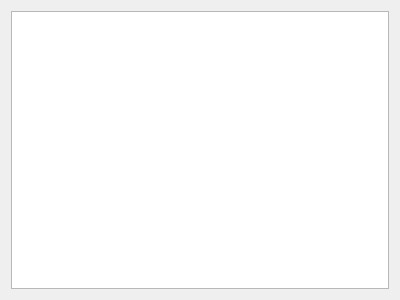
The window that src/programcounter.ui (FizzyGalacticus/gbdynbintrans) describes before a commit, drawn with Qt 5.
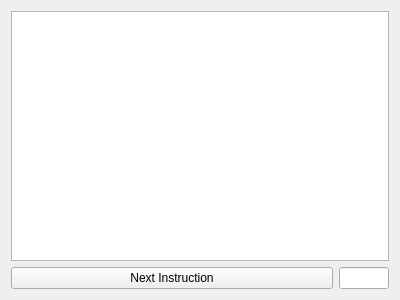
The same window after the commit.

Commit message: Got spacing and coloring to work in programcounter, added button to increment program counter, and lineedit to eventually set program counter to arbitrary values.

Patch:
```diff
--- a/src/programcounter.ui
+++ b/src/programcounter.ui
@@ -17,12 +17,46 @@
    <item row="0" column="0">
     <layout class="QVBoxLayout" name="verticalLayout">
      <item>
-      <widget class="QTextEdit" name="textEdit">
-       <property name="readOnly">
-        <bool>true</bool>
+      <widget class="QTextBrowser" name="textBrowser">
+       <property name="lineWrapMode">
+        <enum>QTextEdit::FixedColumnWidth</enum>
+       </property>
+       <property name="lineWrapColumnOrWidth">
+        <number>12</number>
+       </property>
+       <property name="html">
+        <string>&lt;!DOCTYPE HTML PUBLIC &quot;-//W3C//DTD HTML 4.0//EN&quot; &quot;http://www.w3.org/TR/REC-html40/strict.dtd&quot;&gt;
+&lt;html&gt;&lt;head&gt;&lt;meta name=&quot;qrichtext&quot; content=&quot;1&quot; /&gt;&lt;style type=&quot;text/css&quot;&gt;
+p, li { white-space: pre-wrap; }
+&lt;/style&gt;&lt;/head&gt;&lt;body style=&quot; font-family:'MS Shell Dlg 2'; font-size:8.25pt; font-weight:400; font-style:normal;&quot;&gt;
+&lt;p style=&quot;-qt-paragraph-type:empty; margin-top:0px; margin-bottom:0px; margin-left:0px; margin-right:0px; -qt-block-indent:0; text-indent:0px;&quot;&gt;&lt;br /&gt;&lt;/p&gt;&lt;/body&gt;&lt;/html&gt;</string>
        </property>
       </widget>
      </item>
+     <item>
+      <layout class="QHBoxLayout" name="horizontalLayout">
+       <item>
+        <widget class="QPushButton" name="nextInstructionButton">
+         <property name="text">
+          <string>Next Instruction</string>
+         </property>
+        </widget>
+       </item>
+       <item>
+        <widget class="QLineEdit" name="programCounterLineEdit">
+         <property name="maximumSize">
+          <size>
+           <width>50</width>
+           <height>16777215</height>
+          </size>
+         </property>
+         <property name="maxLength">
+          <number>3</number>
+         </property>
+        </widget>
+       </item>
+      </layout>
+     </item>
     </layout>
    </item>
   </layout>
```
The commit also changes 3 other files.
